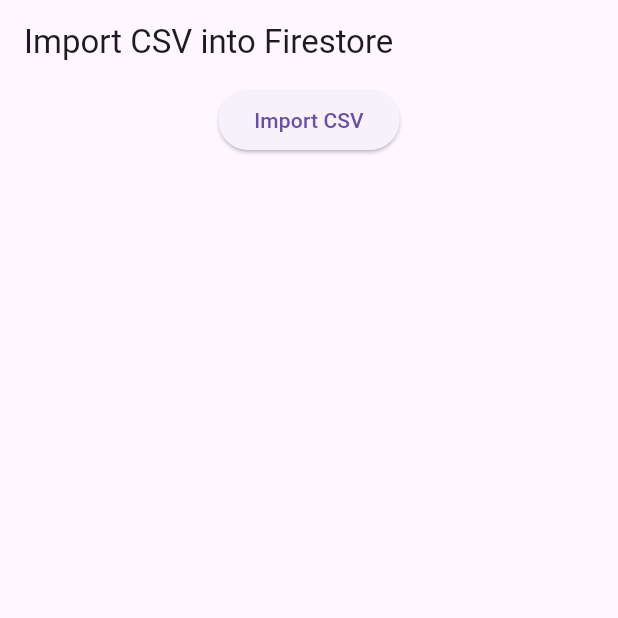
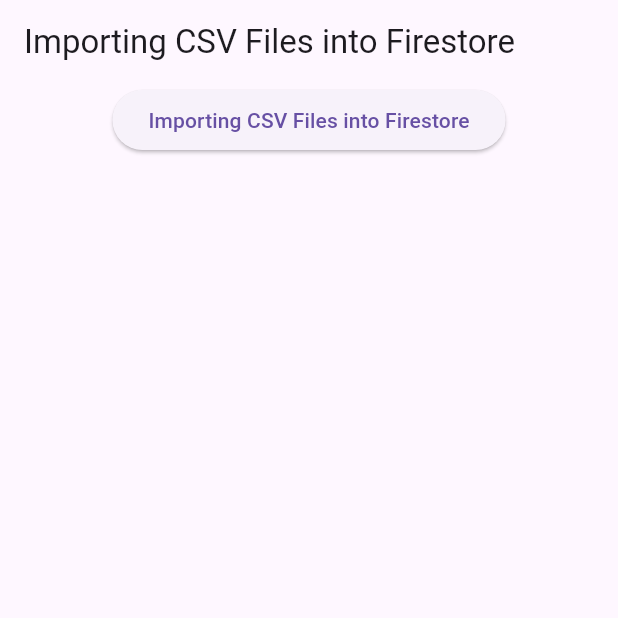
Before and after one commit to funny2code/csv_analyzer, a Flutter app: the screen it shows after launch, on a phone screen of 412 x 824 dp, the top half of it. Run offline on Flutter 3.47's test engine with Material 3 defaults, Android fonts, the phone set to English and light mode, and no system bars; our stand-ins replace csv, file_picker.

Commit message:
fixed an issue in workflow

```diff
--- a/lib/main.dart
+++ b/lib/main.dart
@@ -36,13 +36,13 @@ class _MyHomePageState extends State<MyHomePage> {
   Widget build(BuildContext context) {
     return Scaffold(
       appBar: AppBar(
-        title: Text("Import CSV into Firestore"),
+        title: Text("Importing CSV Files into Firestore"),
       ),
       body: Column(
         children: [
           ElevatedButton(
             onPressed: _pickAndReadCsvFile,
-            child: Text('Import CSV'),
+            child: Text('Importing CSV Files into Firestore'),
           ),
           Expanded(
             child: ListView.builder(
```
